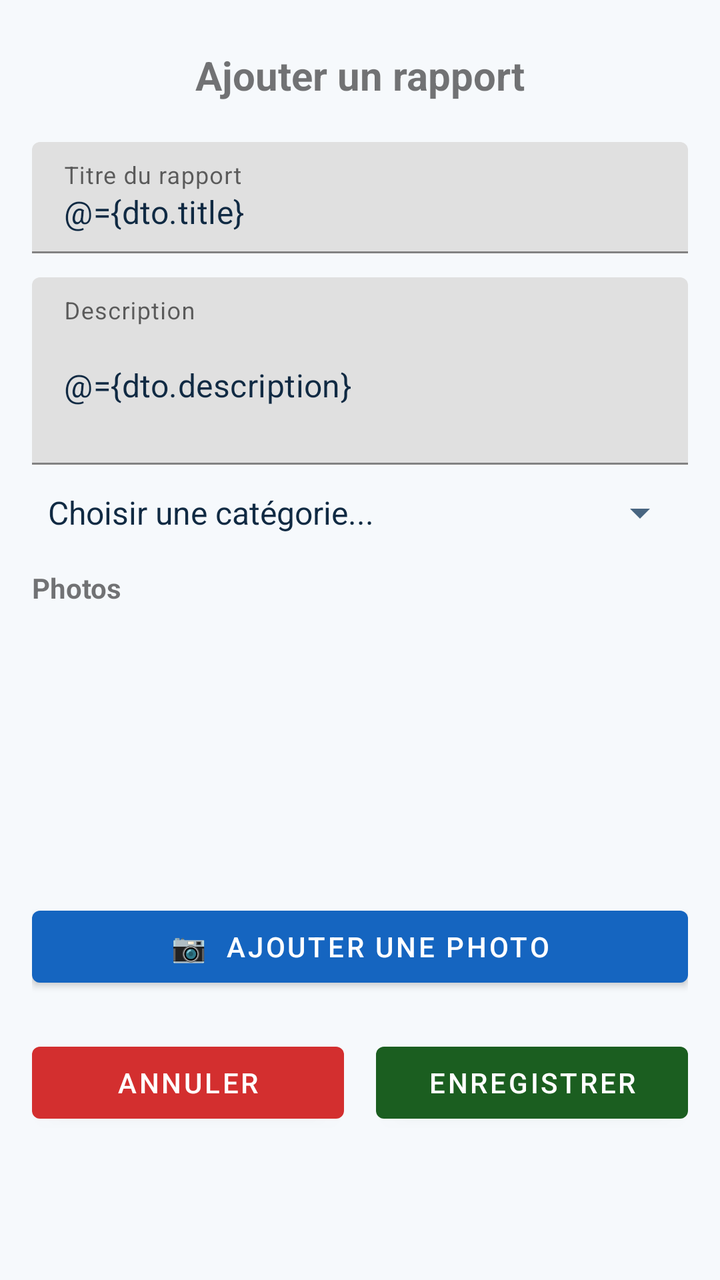
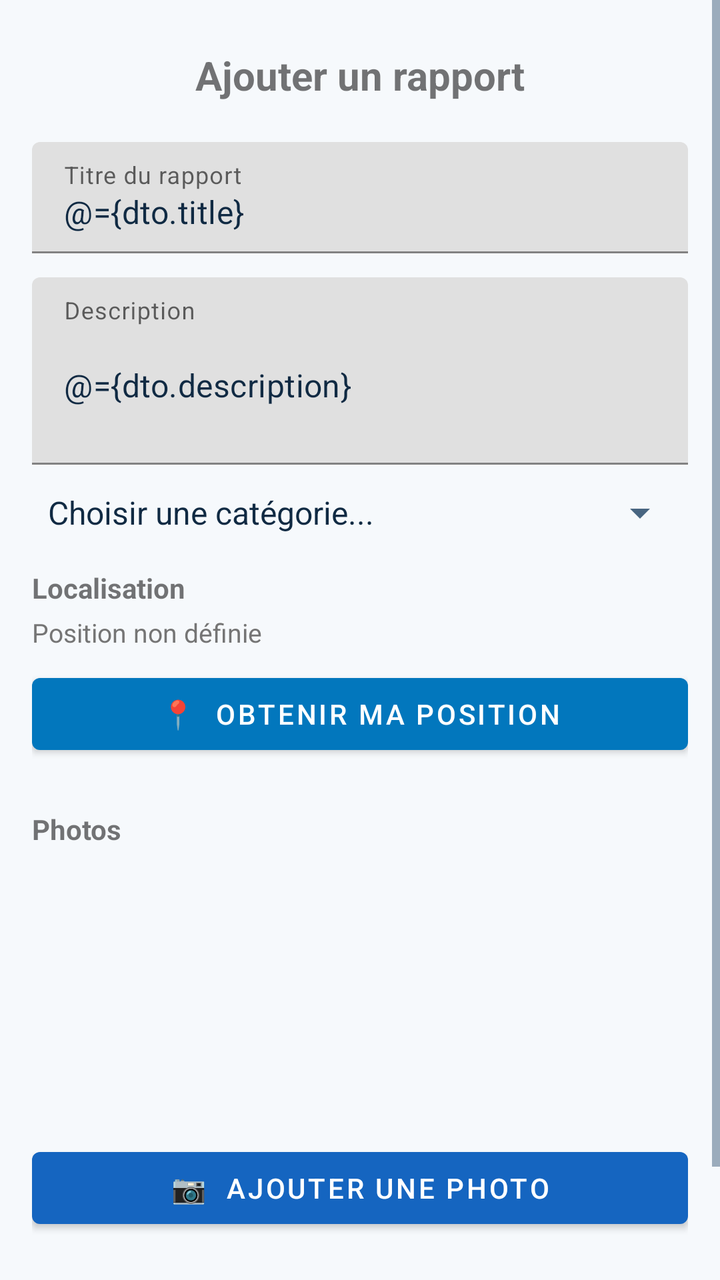

Two renders of the same Android screen: before a commit and after it. Below are the layout's source before the change and the commit's diff.
<!-- AndroidManifest.xml: application theme Theme.CitoyenActif.NoActionBar -->
<!-- res/layout/report_activity.xml -->
<?xml version="1.0" encoding="utf-8"?>
<layout xmlns:android="http://schemas.android.com/apk/res/android"
    xmlns:app="http://schemas.android.com/apk/res-auto">

    
    <data>
        <variable
            name="dto"
            type="com.example.citoyenactif.model.dto.ReportCreateDTO" />
    </data>

    <ScrollView
        android:layout_width="match_parent"
        android:layout_height="match_parent"
        android:fillViewport="true">

        <LinearLayout
            android:layout_width="match_parent"
            android:layout_height="wrap_content"
            android:orientation="vertical"
            android:padding="16dp">

            
            <TextView
                android:id="@+id/tvReportFormTitle"
                android:layout_width="match_parent"
                android:layout_height="wrap_content"
                android:text="Ajouter un rapport"
                android:textStyle="bold"
                android:textSize="20sp"
                android:textAlignment="center"
                android:paddingTop="8dp"
                android:paddingBottom="12dp" />

            
            <com.google.android.material.textfield.TextInputLayout
                android:id="@+id/tilTitle"
                android:layout_width="match_parent"
                android:layout_height="wrap_content"
                android:layout_marginTop="8dp"
                android:hint="Titre du rapport">

                <com.google.android.material.textfield.TextInputEditText
                    android:id="@+id/etTitle"
                    android:layout_width="match_parent"
                    android:layout_height="wrap_content"
                    android:maxLines="1"
                    android:text="@={dto.title}" />

            </com.google.android.material.textfield.TextInputLayout>

            
            <com.google.android.material.textfield.TextInputLayout
                android:id="@+id/tilDescription"
                android:layout_width="match_parent"
                android:layout_height="wrap_content"
                android:layout_marginTop="12dp"
                android:hint="Description">

                <com.google.android.material.textfield.TextInputEditText
                    android:id="@+id/etDescription"
                    android:layout_width="match_parent"
                    android:layout_height="wrap_content"
                    android:minLines="3"
                    android:inputType="textMultiLine"
                    android:text="@={dto.description}" />

            </com.google.android.material.textfield.TextInputLayout>

            
            <com.google.android.material.textfield.TextInputLayout
                android:id="@+id/tilCategory"
                android:layout_width="match_parent"
                android:layout_height="wrap_content"
                android:layout_marginTop="12dp"
                android:hint="Catégorie">

                <Spinner
                    android:id="@+id/spCategory"
                    android:layout_width="match_parent"
                    android:layout_height="wrap_content"
                    android:entries="@array/report_categories" />

            </com.google.android.material.textfield.TextInputLayout>

            

            <TextView
                android:layout_width="match_parent"
                android:layout_height="wrap_content"
                android:text="Photos"
                android:textStyle="bold"
                android:textSize="14sp"
                android:layout_marginTop="16dp"
                android:layout_marginBottom="8dp" />

            
            <HorizontalScrollView
                android:id="@+id/hsvPhotos"
                android:layout_width="match_parent"
                android:layout_height="130dp"
                android:scrollbars="none">

                
                <LinearLayout
                    android:id="@+id/llPhotos"
                    android:layout_width="wrap_content"
                    android:layout_height="match_parent"
                    android:orientation="horizontal"
                    android:gravity="center_vertical" />

            </HorizontalScrollView>

            
            <com.google.android.material.button.MaterialButton
                android:id="@+id/btnTakePhoto"
                android:layout_width="match_parent"
                android:layout_height="wrap_content"
                android:layout_marginTop="8dp"
                android:text="📷  Ajouter une photo"
                app:backgroundTint="#1565C0"
                android:textColor="@android:color/white" />

            

            <LinearLayout
                android:id="@+id/llButtons"
                android:layout_width="match_parent"
                android:layout_height="wrap_content"
                android:orientation="horizontal"
                android:layout_marginTop="20dp">

                
                <com.google.android.material.button.MaterialButton
                    android:id="@+id/btnCancelReport"
                    android:layout_width="0dp"
                    android:layout_height="wrap_content"
                    android:layout_weight="1"
                    android:text="Annuler"
                    app:backgroundTint="#D32F2F"
                    android:textColor="@android:color/white" />

                <Space android:layout_width="8dp" android:layout_height="wrap_content" />

                
                <com.google.android.material.button.MaterialButton
                    android:id="@+id/btnEditReport"
                    android:layout_width="0dp"
                    android:layout_height="wrap_content"
                    android:layout_weight="1"
                    android:text="Modifier"
                    android:visibility="gone"
                    app:backgroundTint="#F57F17"
                    android:textColor="@android:color/white" />

                <Space android:layout_width="8dp" android:layout_height="wrap_content" />

                
                <com.google.android.material.button.MaterialButton
                    android:id="@+id/btnSaveReport"
                    android:layout_width="0dp"
                    android:layout_height="wrap_content"
                    android:layout_weight="1"
                    android:text="Enregistrer"
                    app:backgroundTint="#1B5E20"
                    android:textColor="@android:color/white" />

            </LinearLayout>

        </LinearLayout>

    </ScrollView>
</layout>
<!-- resources referenced by this layout -->
<resources>
  <string-array name="report_categories">
          <item>Choisir une catégorie...</item>
          <item>Voirie</item>
          <item>Éclairage</item>
          <item>Parc</item>
          <item>Aqueduc</item>
          <item>Autre</item>
      </string-array>
  <style name="Theme.CitoyenActif.NoActionBar" parent="Theme.MaterialComponents.DayNight.NoActionBar">
  
          
          <item name="colorPrimary">@color/sky_blue</item>
          <item name="colorPrimaryVariant">@color/sky_blue_dark</item>
          <item name="colorSecondary">@color/accent_teal</item>
  
          
          <item name="android:windowBackground">@color/app_background</item>
  
          
          <item name="android:textColorPrimary">@color/text_primary</item>
          <item name="android:textColorSecondary">@color/text_secondary</item>
  
          
          <item name="android:statusBarColor">@color/sky_blue_dark</item>
      </style>
  <color name="sky_blue">#4FC3F7</color>
  <color name="sky_blue_dark">#0288D1</color>
  <color name="accent_teal">#26C6DA</color>
  <color name="app_background">#F6F9FC</color>
  <color name="text_primary">#102A43</color>
  <color name="text_secondary">#486581</color>
</resources>

<!-- the commit's change to res/layout/report_activity.xml (unified diff, before → after) -->
@@ -88,6 +88,35 @@
             <TextView
                 android:layout_width="match_parent"
                 android:layout_height="wrap_content"
+                android:text="Localisation"
+                android:textStyle="bold"
+                android:textSize="14sp"
+                android:layout_marginTop="16dp"
+                android:layout_marginBottom="4dp" />
+
+            <TextView
+                android:id="@+id/tvLocation"
+                android:layout_width="match_parent"
+                android:layout_height="wrap_content"
+                android:text="Position non définie"
+                android:textColor="#757575"
+                android:textSize="13sp"
+                android:layout_marginBottom="8dp" />
+
+            <com.google.android.material.button.MaterialButton
+                android:id="@+id/btnGetLocation"
+                android:layout_width="match_parent"
+                android:layout_height="wrap_content"
+                android:text="📍  Obtenir ma position"
+                app:backgroundTint="#0277BD"
+                android:textColor="@android:color/white"
+                android:layout_marginBottom="8dp" />
+
+            
+
+            <TextView
+                android:layout_width="match_parent"
+                android:layout_height="wrap_content"
                 android:text="Photos"
                 android:textStyle="bold"
                 android:textSize="14sp"
